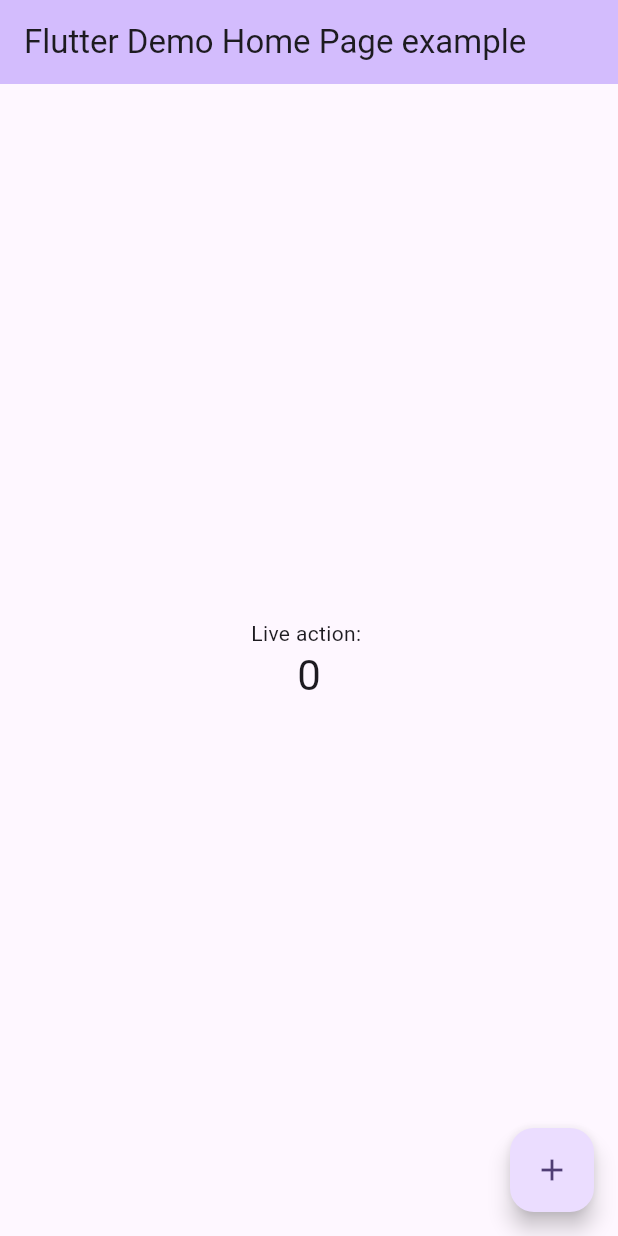
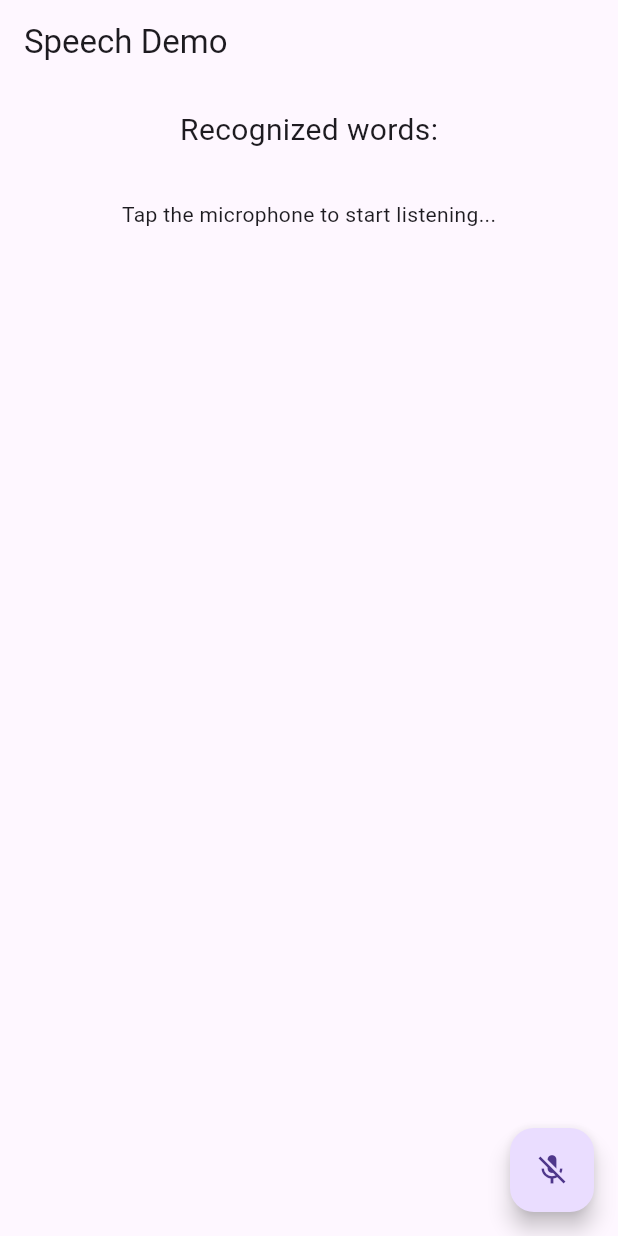
Before and after one commit to 24neurons/via, a Flutter app: the screen it shows after launch, on a phone screen of 412 x 824 dp. Run offline on Flutter 3.47's test engine with Material 3 defaults, Android fonts, the phone set to English and light mode, and no system bars; our stand-ins replace speech_to_text.

Commit message:
Speech to Text Task completed

```diff
--- a/lib/main.dart
+++ b/lib/main.dart
@@ -1,114 +1,107 @@
 import 'package:flutter/material.dart';
+import 'package:speech_to_text/speech_recognition_result.dart';
+import 'package:speech_to_text/speech_to_text.dart';
 
 void main() {
-  // print("Hello World")
-  runApp(const MyApp());
+  runApp(MyApp());
 }
 
 class MyApp extends StatelessWidget {
-  const MyApp({super.key});
-
-  // This widget is the root of your application.
   @override
   Widget build(BuildContext context) {
-    return MaterialApp(
-      title: 'Flutter Demo',
-      theme: ThemeData(
-        // This is the theme of your application.
-        //
-        // TRY THIS: Try running your application with "flutter run". You'll see
-        // the application has a purple toolbar. Then, without quitting the app,
-        // try changing the seedColor in the colorScheme below to Colors.green
-        // and then invoke "hot reload" (save your changes or press the "hot
-        // reload" button in a Flutter-supported IDE, or press "r" if you used
-        // the command line to start the app).
-        //
-        // Notice that the counter didn't reset back to zero; the application
-        // state is not lost during the reload. To reset the state, use hot
-        // restart instead.
-        //
-        // This works for code too, not just values: Most code changes can be
-        // tested with just a hot reload.
-        colorScheme: ColorScheme.fromSeed(seedColor: Colors.deepPurple),
-      ),
-      home: const MyHomePage(title: 'Flutter Demo Home Page example'),
-    );
+    return MaterialApp(title: 'Flutter Demo', home: MyHomePage());
   }
 }
 
 class MyHomePage extends StatefulWidget {
-  const MyHomePage({super.key, required this.title});
-
-  final String title;
+  MyHomePage({Key? key}) : super(key: key);
 
   @override
-  State<MyHomePage> createState() => _MyHomePageState();
+  _MyHomePageState createState() => _MyHomePageState();
 }
 
 class _MyHomePageState extends State<MyHomePage> {
-  int _counter = 0;
+  SpeechToText _speechToText = SpeechToText();
+  bool _speechEnabled = false;
+  String _lastWords = '';
 
-  void _incrementCounter() {
+  @override
+  void initState() {
+    super.initState();
+    _initSpeech();
+  }
+
+  /// This has to happen only once per app
+  void _initSpeech() async {
+    _speechEnabled = await _speechToText.initialize();
+    setState(() {});
+  }
+
+  /// Each time to start a speech recognition session
+  void _startListening() async {
+    await _speechToText.listen(onResult: _onSpeechResult);
+    setState(() {});
+  }
+
+  /// Manually stop the active speech recognition session
+  /// Note that there are also timeouts that each platform enforces
+  /// and the SpeechToText plugin supports setting timeouts on the
+  /// listen method.
+  void _stopListening() async {
+    await _speechToText.stop();
+    setState(() {});
+  }
+
+  /// This is the callback that the SpeechToText plugin calls when
+  /// the platform returns recognized words.
+  void _onSpeechResult(SpeechRecognitionResult result) {
     setState(() {
-      // This call to setState tells the Flutter framework that something has
-      // changed in this State, which causes it to rerun the build method below
-      // so that the display can reflect the updated values. If we changed
-      // _counter without calling setState(), then the build method would not be
-      // called again, and so nothing would appear to happen.
-      _counter++;
+      _lastWords = result.recognizedWords;
     });
   }
 
   @override
   Widget build(BuildContext context) {
-    // This method is rerun every time setState is called, for instance as done
-    // by the _incrementCounter method above.
-    //
-    // The Flutter framework has been optimized to make rerunning build methods
-    // fast, so that you can just rebuild anything that needs updating rather
-    // than having to individually change instances of widgets.
     return Scaffold(
-      appBar: AppBar(
-        // TRY THIS: Try changing the color here to a specific color (to
-        // Colors.amber, perhaps?) and trigger a hot reload to see the AppBar
-        // change color while the other colors stay the same.
-        backgroundColor: Theme.of(context).colorScheme.inversePrimary,
-        // Here we take the value from the MyHomePage object that was created by
-        // the App.build method, and use it to set our appbar title.
-        title: Text(widget.title),
-      ),
+      appBar: AppBar(title: Text('Speech Demo')),
       body: Center(
-        // Center is a layout widget. It takes a single child and positions it
-        // in the middle of the parent.
         child: Column(
-          // Column is also a layout widget. It takes a list of children and
-          // arranges them vertically. By default, it sizes itself to fit its
-          // children horizontally, and tries to be as tall as its parent.
-          //
-          // Column has various properties to control how it sizes itself and
-          // how it positions its children. Here we use mainAxisAlignment to
-          // center the children vertically; the main axis here is the vertical
-          // axis because Columns are vertical (the cross axis would be
-          // horizontal).
-          //
-          // TRY THIS: Invoke "debug painting" (choose the "Toggle Debug Paint"
-          // action in the IDE, or press "p" in the console), to see the
-          // wireframe for each widget.
           mainAxisAlignment: MainAxisAlignment.center,
           children: <Widget>[
-            const Text('Live action: '),
-            Text(
-              '$_counter',
-              style: Theme.of(context).textTheme.headlineMedium,
+            Container(
+              padding: EdgeInsets.all(16),
+              child: Text(
+                'Recognized words:',
+                style: TextStyle(fontSize: 20.0),
+              ),
+            ),
+            Expanded(
+              child: Container(
+                padding: EdgeInsets.all(16),
+                child: Text(
+                  // If listening is active show the recognized words
+                  _speechToText.isListening
+                      ? '$_lastWords'
+                      // If listening isn't active but could be tell the user
+                      // how to start it, otherwise indicate that speech
+                      // recognition is not yet ready or not supported on
+                      // the target device
+                      : _speechEnabled
+                      ? 'Tap the microphone to start listening...'
+                      : 'Speech not available',
+                ),
+              ),
             ),
           ],
         ),
       ),
       floatingActionButton: FloatingActionButton(
-        onPressed: _incrementCounter,
-        tooltip: 'Increment',
-        child: const Icon(Icons.add),
-      ), // This trailing comma makes auto-formatting nicer for build methods.
+        onPressed:
+            // If not yet listening for speech start, otherwise stop
+            _speechToText.isNotListening ? _startListening : _stopListening,
+        tooltip: 'Listen',
+        child: Icon(_speechToText.isNotListening ? Icons.mic_off : Icons.mic),
+      ),
     );
   }
 }
--- a/pubspec.yaml
+++ b/pubspec.yaml
@@ -34,6 +34,7 @@ dependencies:
   # The following adds the Cupertino Icons font to your application.
   # Use with the CupertinoIcons class for iOS style icons.
   cupertino_icons: ^1.0.8
+  speech_to_text: ^7.0.0
 
 dev_dependencies:
   flutter_test:
```
Also changed, not shown: pubspec.lock, 4 other files.
